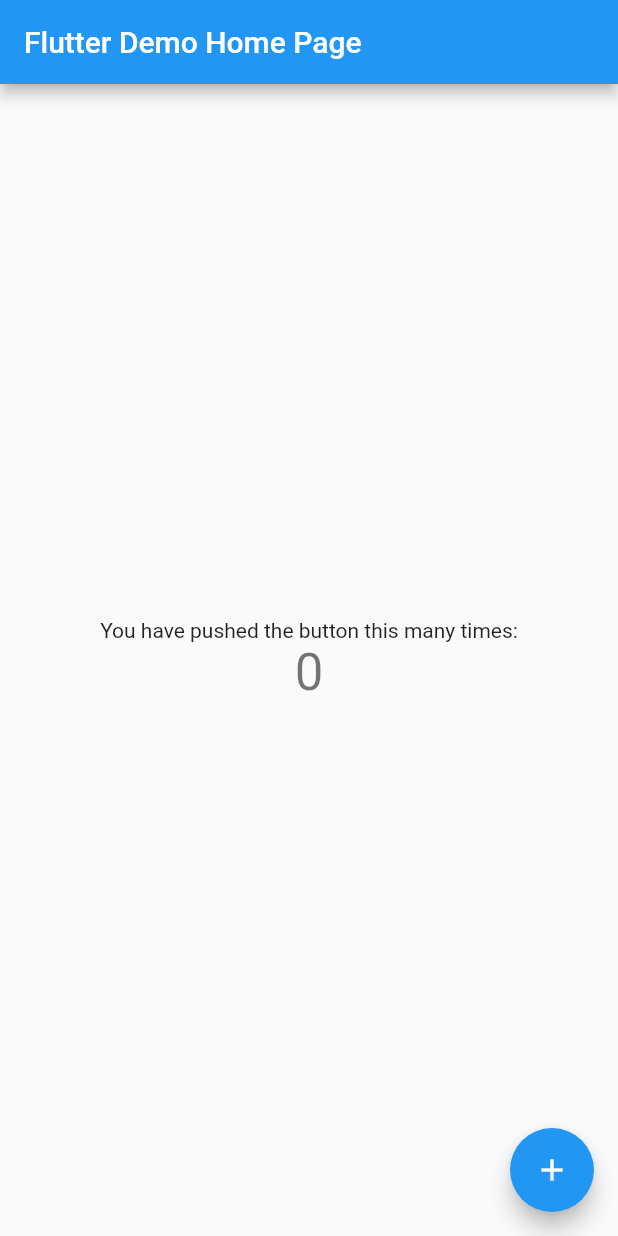
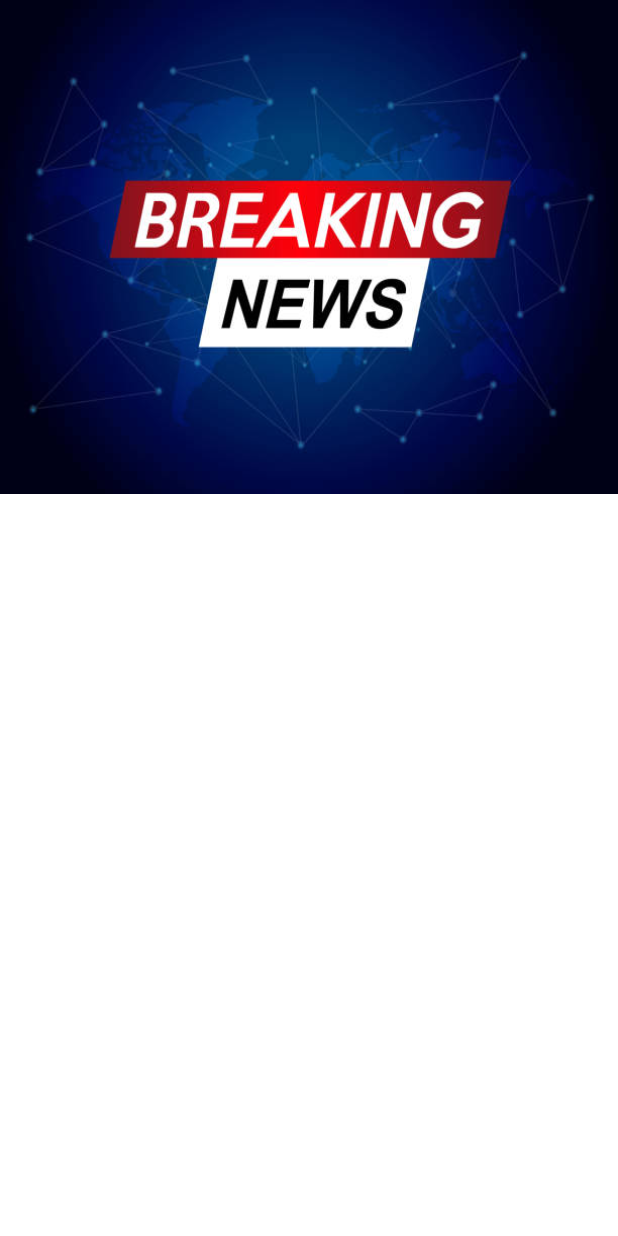
Before and after one commit to Saikumar-bs/inshorts_app_clone, a Flutter app: the screen it shows after launch, on a phone screen of 412 x 824 dp. Run offline on Flutter 3.47's test engine with Material 2 defaults, Android fonts, the light colour scheme and no system bars.

Commit message:
scaffold with image

```diff
--- /dev/null
+++ b/lib/constants.dart
@@ -0,0 +1,4 @@
+import 'package:flutter/material.dart';
+
+const kBackgroundColor = Colors.white;
+const kTextColor = Colors.black;
--- a/lib/main.dart
+++ b/lib/main.dart
@@ -1,4 +1,6 @@
 import 'package:flutter/material.dart';
+import 'constants.dart';
+import 'news_screen.dart';
 
 void main() {
   runApp(const MyApp());
@@ -7,109 +9,15 @@
 class MyApp extends StatelessWidget {
   const MyApp({Key? key}) : super(key: key);
 
-  // This widget is the root of your application.
   @override
   Widget build(BuildContext context) {
     return MaterialApp(
-      title: 'Flutter Demo',
+      debugShowCheckedModeBanner: false,
       theme: ThemeData(
-        // This is the theme of your application.
-        //
-        // Try running your application with "flutter run". You'll see the
-        // application has a blue toolbar. Then, without quitting the app, try
-        // changing the primarySwatch below to Colors.green and then invoke
-        // "hot reload" (press "r" in the console where you ran "flutter run",
-        // or simply save your changes to "hot reload" in a Flutter IDE).
-        // Notice that the counter didn't reset back to zero; the application
-        // is not restarted.
-        primarySwatch: Colors.blue,
+        scaffoldBackgroundColor: kBackgroundColor,
+        textTheme: Theme.of(context).textTheme.apply(displayColor: kTextColor),
       ),
-      home: const MyHomePage(title: 'Flutter Demo Home Page'),
+      home: NewsScreen(),
     );
   }
 }
-
-class MyHomePage extends StatefulWidget {
-  const MyHomePage({Key? key, required this.title}) : super(key: key);
-
-  // This widget is the home page of your application. It is stateful, meaning
-  // that it has a State object (defined below) that contains fields that affect
-  // how it looks.
-
-  // This class is the configuration for the state. It holds the values (in this
-  // case the title) provided by the parent (in this case the App widget) and
-  // used by the build method of the State. Fields in a Widget subclass are
-  // always marked "final".
-
-  final String title;
-
-  @override
-  State<MyHomePage> createState() => _MyHomePageState();
-}
-
-class _MyHomePageState extends State<MyHomePage> {
-  int _counter = 0;
-
-  void _incrementCounter() {
-    setState(() {
-      // This call to setState tells the Flutter framework that something has
-      // changed in this State, which causes it to rerun the build method below
-      // so that the display can reflect the updated values. If we changed
-      // _counter without calling setState(), then the build method would not be
-      // called again, and so nothing would appear to happen.
-      _counter++;
-    });
-  }
-
-  @override
-  Widget build(BuildContext context) {
-    // This method is rerun every time setState is called, for instance as done
-    // by the _incrementCounter method above.
-    //
-    // The Flutter framework has been optimized to make rerunning build methods
-    // fast, so that you can just rebuild anything that needs updating rather
-    // than having to individually change instances of widgets.
-    return Scaffold(
-      appBar: AppBar(
-        // Here we take the value from the MyHomePage object that was created by
-        // the App.build method, and use it to set our appbar title.
-        title: Text(widget.title),
-      ),
-      body: Center(
-        // Center is a layout widget. It takes a single child and positions it
-        // in the middle of the parent.
-        child: Column(
-          // Column is also a layout widget. It takes a list of children and
-          // arranges them vertically. By default, it sizes itself to fit its
-          // children horizontally, and tries to be as tall as its parent.
-          //
-          // Invoke "debug painting" (press "p" in the console, choose the
-          // "Toggle Debug Paint" action from the Flutter Inspector in Android
-          // Studio, or the "Toggle Debug Paint" command in Visual Studio Code)
-          // to see the wireframe for each widget.
-          //
-          // Column has various properties to control how it sizes itself and
-          // how it positions its children. Here we use mainAxisAlignment to
-          // center the children vertically; the main axis here is the vertical
-          // axis because Columns are vertical (the cross axis would be
-          // horizontal).
-          mainAxisAlignment: MainAxisAlignment.center,
-          children: <Widget>[
-            const Text(
-              'You have pushed the button this many times:',
-            ),
-            Text(
-              '$_counter',
-              style: Theme.of(context).textTheme.headline4,
-            ),
-          ],
-        ),
-      ),
-      floatingActionButton: FloatingActionButton(
-        onPressed: _incrementCounter,
-        tooltip: 'Increment',
-        child: const Icon(Icons.add),
-      ), // This trailing comma makes auto-formatting nicer for build methods.
-    );
-  }
-}
--- /dev/null
+++ b/lib/news_screen.dart
@@ -0,0 +1,30 @@
+import 'package:flutter/material.dart';
+import 'package:inshorts_clone/main.dart';
+import 'constants.dart';
+
+class NewsScreen extends StatelessWidget {
+  const NewsScreen({Key? key}) : super(key: key);
+
+  @override
+  Widget build(BuildContext context) {
+    var size = MediaQuery.of(context).size;
+    return Scaffold(
+      body: Stack(
+        children: <Widget>[
+          Container(
+            height: size.height * 0.4,
+            decoration: BoxDecoration(
+              image: DecorationImage(
+                alignment: Alignment.bottomCenter,
+                fit: BoxFit.fill,
+                image: AssetImage(
+                  "assets/images/breaking_news.jpg",
+                ),
+              ),
+            ),
+          ),
+        ],
+      ),
+    );
+  }
+}
```
Also changed, not shown: pubspec.yaml (+3 -55 lines), assets/images/breaking_news.jpg (added), pubspec.lock.
